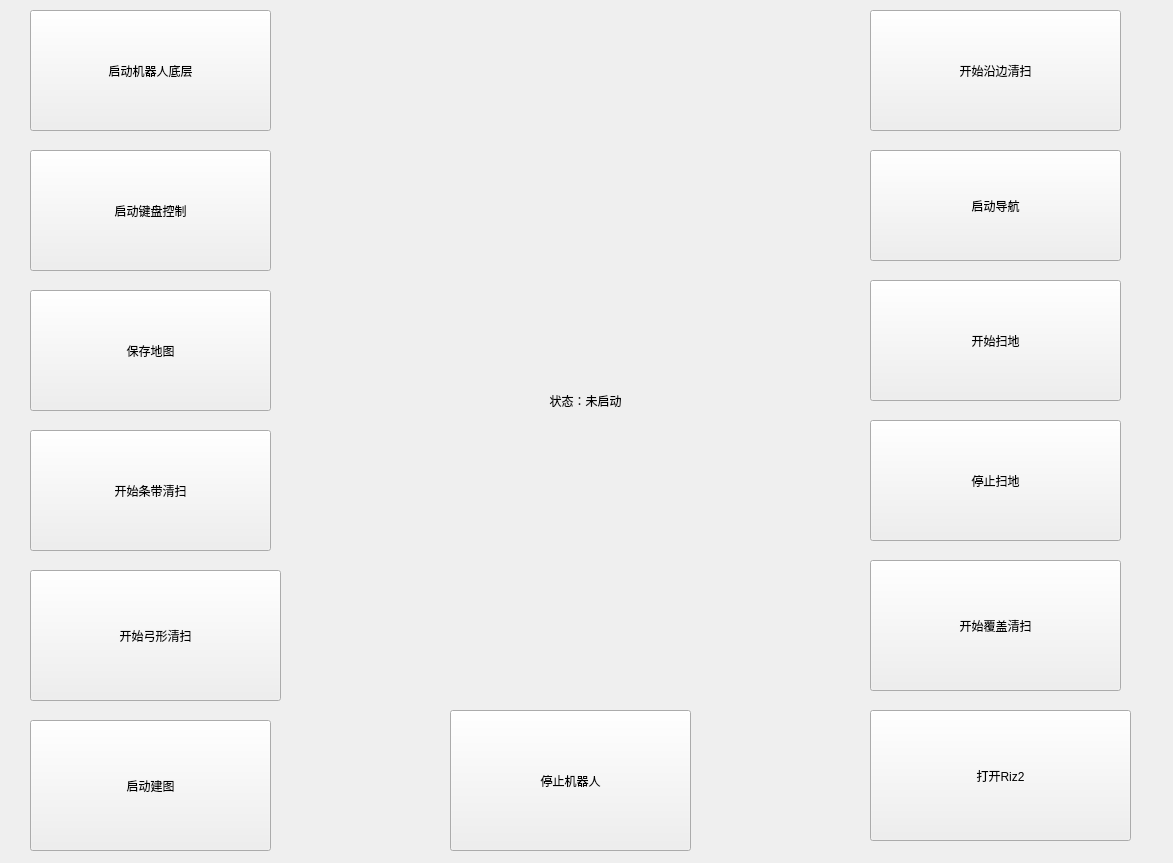
211jerry/ros2_uppercomputer_Qt5_software, file cleaning_robot_software/widget.ui: the form before one commit.
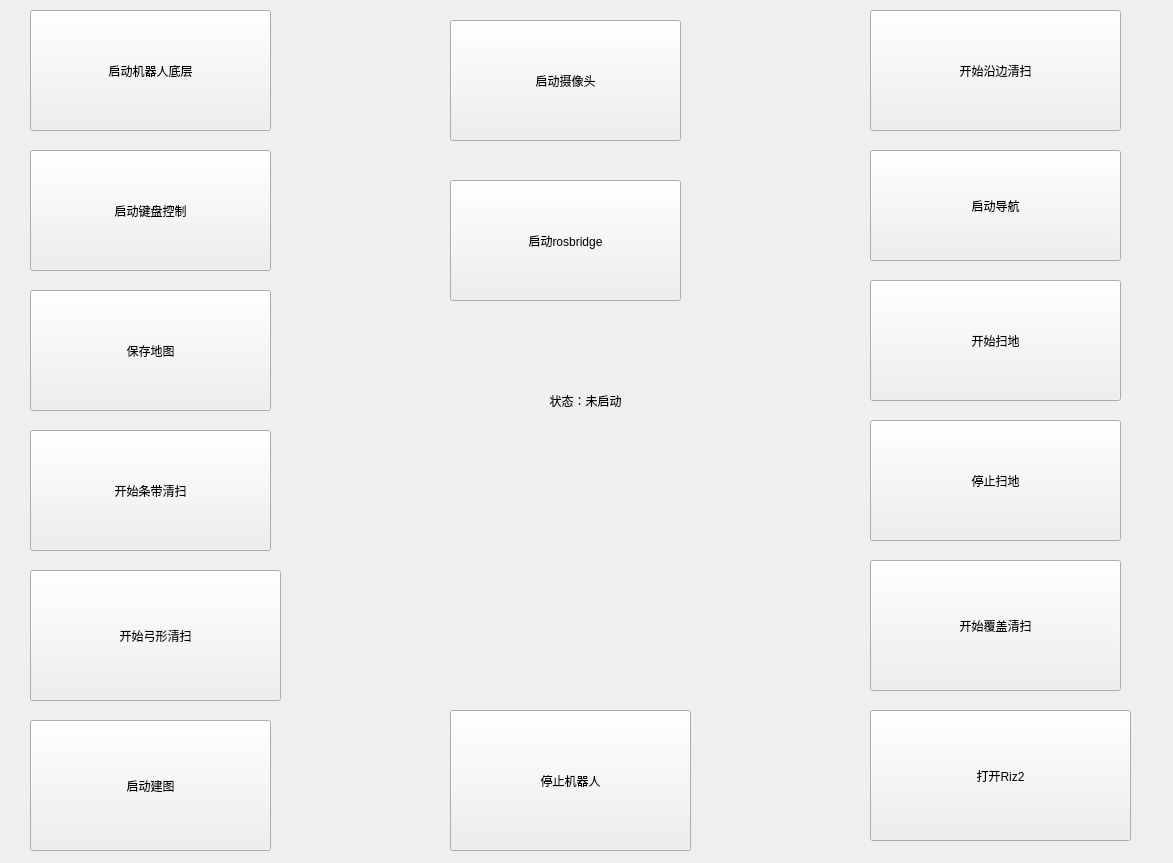
The form after the commit.

Commit message: 新增摄像头和rosbridge按键

The edit to the form file:
```diff
--- a/cleaning_robot_software/widget.ui
+++ b/cleaning_robot_software/widget.ui
@@ -198,6 +198,32 @@
     <string>开始弓形清扫</string>
    </property>
   </widget>
+  <widget class="QPushButton" name="pushButton_14">
+   <property name="geometry">
+    <rect>
+     <x>450</x>
+     <y>20</y>
+     <width>231</width>
+     <height>121</height>
+    </rect>
+   </property>
+   <property name="text">
+    <string>启动摄像头</string>
+   </property>
+  </widget>
+  <widget class="QPushButton" name="pushButton_15">
+   <property name="geometry">
+    <rect>
+     <x>450</x>
+     <y>180</y>
+     <width>231</width>
+     <height>121</height>
+    </rect>
+   </property>
+   <property name="text">
+    <string>启动rosbridge</string>
+   </property>
+  </widget>
  </widget>
  <resources/>
  <connections/>
```
The commit also changes 12 other files.
